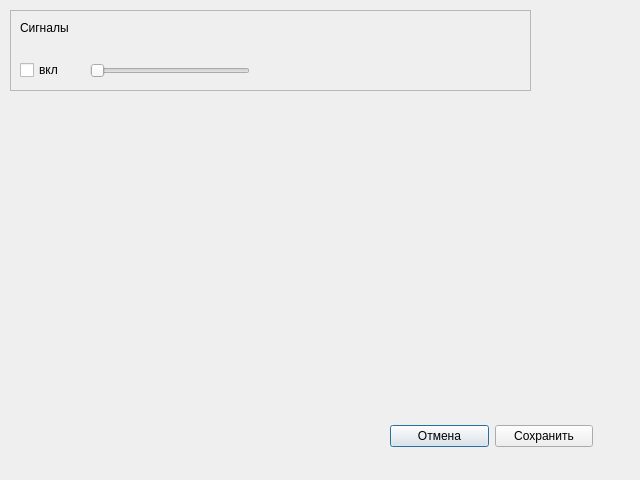
Before: the Qt Designer form GUI/options.ui in Eugene-q/PresenterPlayer, drawn with Qt 5.
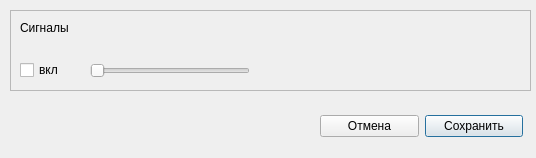
After: the same form once the commit is applied.

Commit message: - Добавлены иконки на кнопки плеера и настроек. Создан файл ресурсов. Пока всё кривовато, но работает. - Исправлено: в окне настроек по умолчанию активна кнопка "Сохранить" - Исправлено: при нажатии previous на первой песне, песня не загружалась. Добавил проверку в play_previous, что предыдущая песня получена.

The edit to the form file:
```diff
--- a/GUI/options.ui
+++ b/GUI/options.ui
@@ -2,12 +2,18 @@
 <ui version="4.0">
  <class>dialogSettings</class>
  <widget class="QDialog" name="dialogSettings">
+  <property name="windowModality">
+   <enum>Qt::ApplicationModal</enum>
+  </property>
+  <property name="enabled">
+   <bool>true</bool>
+  </property>
   <property name="geometry">
    <rect>
     <x>0</x>
     <y>0</y>
-    <width>640</width>
-    <height>480</height>
+    <width>536</width>
+    <height>158</height>
    </rect>
   </property>
   <property name="windowTitle">
@@ -68,11 +74,11 @@
     </property>
    </widget>
   </widget>
-  <widget class="QWidget" name="">
+  <widget class="QWidget" name="layoutWidget">
    <property name="geometry">
     <rect>
-     <x>390</x>
-     <y>420</y>
+     <x>320</x>
+     <y>110</y>
      <width>203</width>
      <height>32</height>
     </rect>
@@ -83,6 +89,9 @@
       <property name="text">
        <string>Отмена</string>
       </property>
+      <property name="autoDefault">
+       <bool>false</bool>
+      </property>
      </widget>
     </item>
     <item>
```
Left out of the diff: 2 changed lines with no effect on the pictures. The commit also changes 3 other files.
